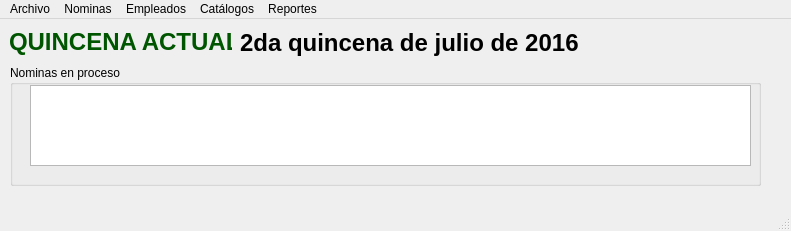
This is ui/widgets/nominaMainWindow.ui in cesariux23/nominas_honorarios as Qt 5 draws it before an edit. The edited form follows.
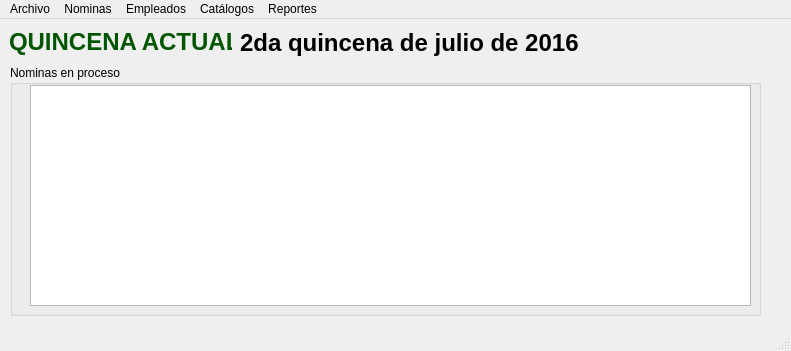
This is the edited form.

Patch:
```diff
--- a/ui/widgets/nominaMainWindow.ui
+++ b/ui/widgets/nominaMainWindow.ui
@@ -7,7 +7,7 @@
     <x>0</x>
     <y>0</y>
     <width>791</width>
-    <height>231</height>
+    <height>351</height>
    </rect>
   </property>
   <property name="windowTitle">
@@ -46,7 +46,7 @@
       <x>10</x>
       <y>46</y>
       <width>751</width>
-      <height>121</height>
+      <height>251</height>
      </rect>
     </property>
     <property name="title">
@@ -58,7 +58,7 @@
        <x>20</x>
        <y>20</y>
        <width>721</width>
-       <height>81</height>
+       <height>221</height>
       </rect>
      </property>
     </widget>
```
